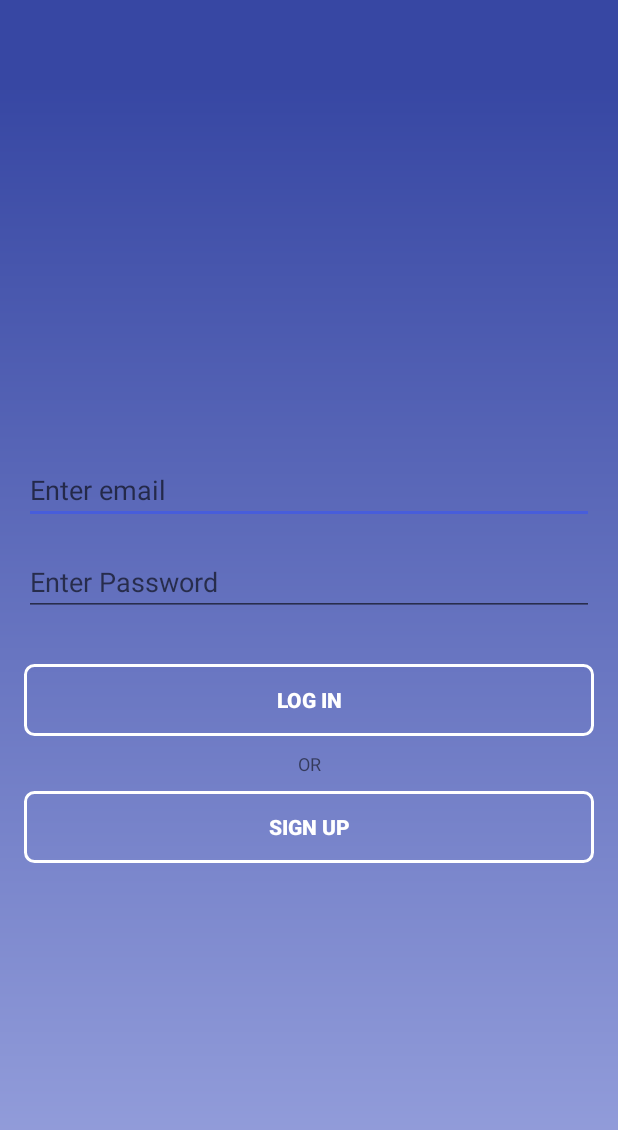
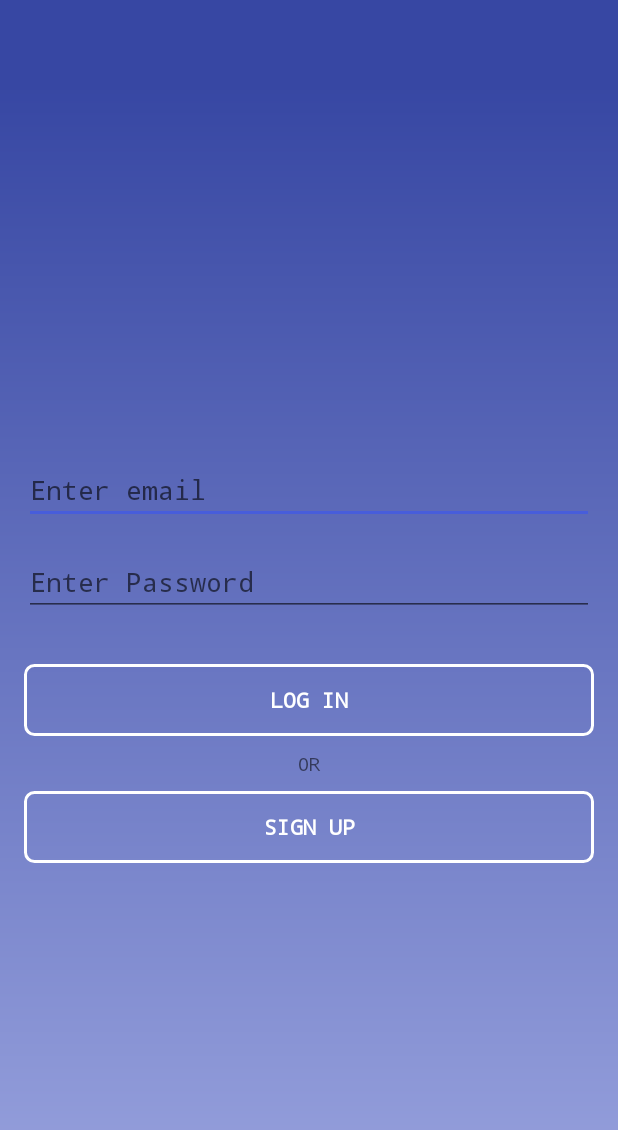
Before and after one commit to amyesh/Haunt, an Android app: the screen it shows after launch (LoginActivity), on a phone screen of 412 x 824 dp. Shown: the top 1130 px of the screen. Run offline under Robolectric (Android 15) with nearby library versions, the phone set to English and light mode, and no system bars; our stand-ins replace Firebase (no records; nobody signed in at launch, a user with empty details on screens opened directly).

Commit message:
updated font aspect ration and scrolling

```diff
--- a/app/src/main/java/com/amy/haunt/ui/MatchesRecyclerAdapter.java
+++ b/app/src/main/java/com/amy/haunt/ui/MatchesRecyclerAdapter.java
@@ -54,7 +54,8 @@ public class MatchesRecyclerAdapter extends RecyclerView.Adapter<MatchesRecycler
         Picasso.get()
                 .load(imageUrl)
                 .placeholder(R.drawable.image_loading_bg)
-                .fit()
+                .resize(1000,1000)
+                .centerInside()
                 .into(viewHolder.image);
     }
 
--- a/app/src/main/java/com/amy/haunt/ui/UserRecyclerAdapter.java
+++ b/app/src/main/java/com/amy/haunt/ui/UserRecyclerAdapter.java
@@ -57,7 +57,8 @@ public class UserRecyclerAdapter extends RecyclerView.Adapter<UserRecyclerAdapte
         Picasso.get()
                 .load(imageUrl)
                 .placeholder(R.drawable.image_loading_bg)
-                .fit()
+                .resize(600,1000)
+                .centerInside()
                 .into(viewHolder.image);
 
 //        viewHolder.blurb.setText(userProfile.getLastName());
--- a/app/src/main/res/layout/activity_browse_profiles.xml
+++ b/app/src/main/res/layout/activity_browse_profiles.xml
@@ -8,10 +8,9 @@
 
     <androidx.recyclerview.widget.RecyclerView
         android:id="@+id/recyclerView"
-        android:layout_width="421dp"
-        android:layout_height="658dp"
+        android:layout_width="417dp"
+        android:layout_height="605dp"
         android:layout_marginStart="8dp"
-        android:layout_marginTop="72dp"
         android:layout_marginEnd="8dp"
         app:layout_constraintEnd_toEndOf="parent"
         app:layout_constraintStart_toStartOf="parent"
@@ -22,6 +21,7 @@
         android:layout_width="wrap_content"
         android:layout_height="wrap_content"
         android:layout_marginStart="8dp"
+        android:fontFamily="monospace"
         android:text="@string/browse_no_users"
         app:layout_constraintBottom_toBottomOf="@+id/recyclerView"
         app:layout_constraintEnd_toEndOf="@+id/recyclerView"
--- a/app/src/main/res/layout/activity_login.xml
+++ b/app/src/main/res/layout/activity_login.xml
@@ -25,50 +25,55 @@
 
         <AutoCompleteTextView
             android:id="@+id/email"
+            android:layout_width="match_parent"
+            android:layout_height="wrap_content"
+            android:fontFamily="monospace"
             android:hint="@string/email_hint"
-            android:textColor="@android:color/white"
             android:inputType="textEmailAddress"
             android:maxLines="1"
-            android:layout_width="match_parent"
-            android:layout_height="wrap_content" />
+            android:textColor="@android:color/white" />
 
         <EditText
             android:id="@+id/password"
+            android:layout_width="match_parent"
+            android:layout_height="wrap_content"
             android:layout_marginTop="16dp"
+            android:fontFamily="monospace"
             android:hint="@string/password_hint"
-            android:textColor="@android:color/white"
             android:inputType="textPassword"
             android:maxLines="1"
-            android:layout_width="match_parent"
-            android:layout_height="wrap_content" />
+            android:textColor="@android:color/white" />
 
 
         <Button
             android:id="@+id/email_sign_in_button"
-            android:textColor="@android:color/white"
-            android:text="@string/login_text"
+            android:layout_width="match_parent"
+            android:layout_height="wrap_content"
             android:layout_marginTop="32dp"
             android:background="@drawable/button_brdr"
-            android:textStyle="bold"
-            android:layout_width="match_parent"
-            android:layout_height="wrap_content" />
+            android:fontFamily="monospace"
+            android:text="@string/login_text"
+            android:textColor="@android:color/white"
+            android:textStyle="bold" />
 
         <TextView
+            android:layout_width="match_parent"
+            android:layout_height="wrap_content"
+            android:layout_margin="10dp"
+            android:fontFamily="monospace"
+            android:gravity="center_horizontal"
             android:text="@string/or_text"
-            android:textSize="12sp"
-            android:layout_margin="10dp"
-            android:gravity="center_horizontal"
-            android:layout_width="match_parent"
-            android:layout_height="wrap_content" />
+            android:textSize="12sp" />
 
         <Button
             android:id="@+id/create_acct_button_login"
+            android:layout_width="match_parent"
+            android:layout_height="wrap_content"
+            android:background="@drawable/button_brdr"
+            android:fontFamily="monospace"
+            android:text="@string/create_text"
             android:textColor="@android:color/white"
-            android:text="@string/create_text"
-            android:textStyle="bold"
-            android:background="@drawable/button_brdr"
-            android:layout_width="match_parent"
-            android:layout_height="wrap_content" />
+            android:textStyle="bold" />
 
     </LinearLayout>
 
--- a/app/src/main/res/layout/activity_view_matches.xml
+++ b/app/src/main/res/layout/activity_view_matches.xml
@@ -24,6 +24,7 @@
         android:layout_width="wrap_content"
         android:layout_height="wrap_content"
         android:layout_marginStart="8dp"
+        android:fontFamily="monospace"
         android:text="@string/no_matches"
         app:layout_constraintBottom_toBottomOf="@+id/matchRecyclerView"
         app:layout_constraintEnd_toEndOf="@+id/matchRecyclerView"
```
Also changed, not shown: app/src/main/res/layout/activity_create_account.xml (+12 -9 lines), app/src/main/res/layout/match_row.xml (+5 -4 lines), app/src/main/res/layout/user_row.xml (+14 -10 lines).
